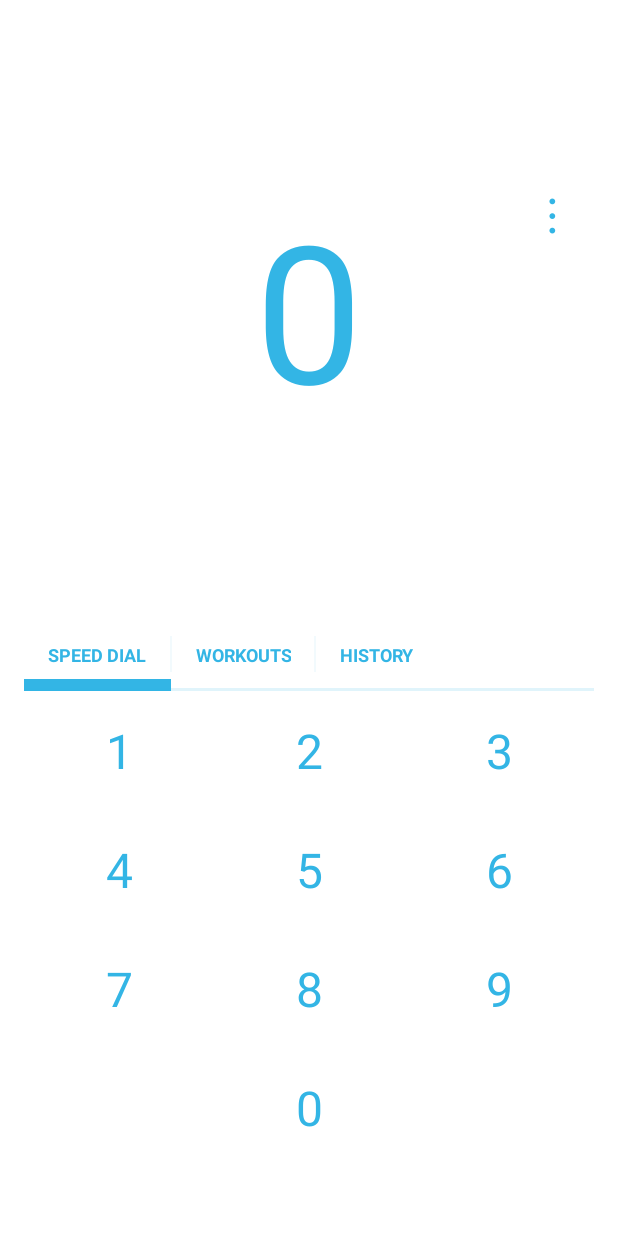
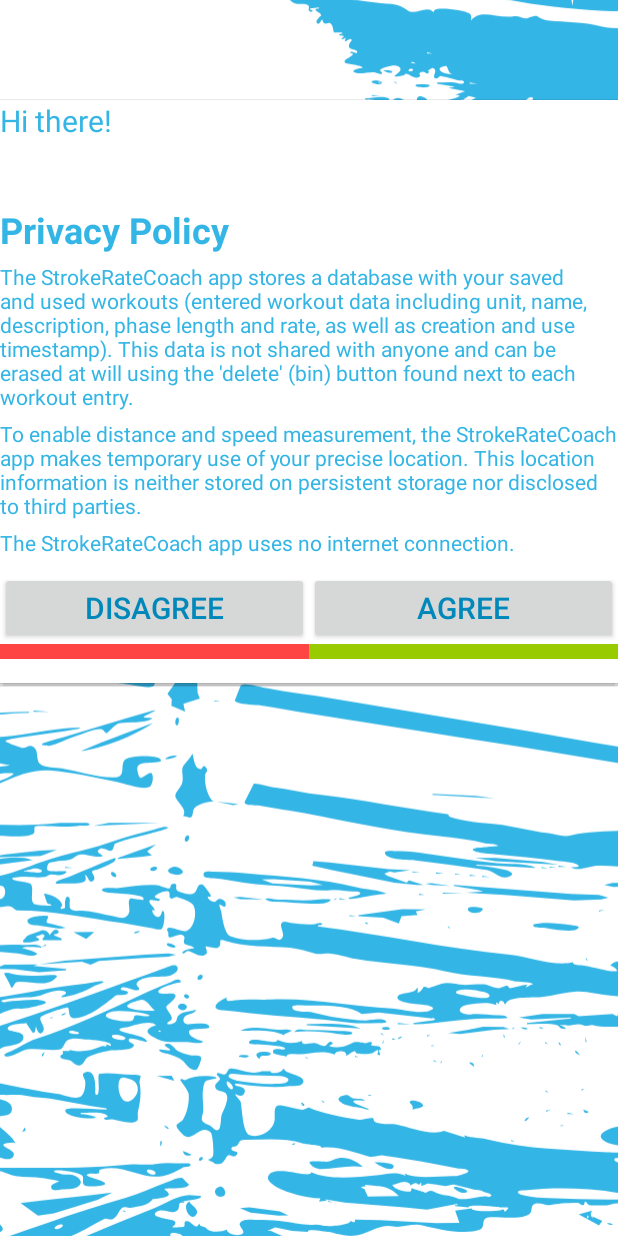
Before and after one commit to batyanko/stroke-rate-coach, an Android app: the screen it shows after launch (WaveActivity), on a phone screen of 412 x 824 dp. Run offline under Robolectric (Android 15) with nearby library versions, the phone set to English and light mode, and no system bars; 3 statements that could not run were skipped.

Commit message:
Show privacy policy on welcome screen.

```diff
--- a/app/src/main/java/com/batyanko/strokeratecoach/WaveActivity.java
+++ b/app/src/main/java/com/batyanko/strokeratecoach/WaveActivity.java
@@ -26,6 +26,7 @@
 import android.os.Build;
 import android.os.Bundle;
 import android.preference.PreferenceManager;
+import android.support.annotation.NonNull;
 import android.support.constraint.ConstraintLayout;
 import android.support.constraint.ConstraintSet;
 import android.support.v4.app.ActivityCompat;
@@ -60,7 +61,6 @@
 import java.util.Timer;
 import java.util.TimerTask;
 
-import static android.content.res.Configuration.ORIENTATION_LANDSCAPE;
 import static android.content.res.Configuration.ORIENTATION_PORTRAIT;
 
 public class WaveActivity extends AppCompatActivity implements SharedPreferences.OnSharedPreferenceChangeListener, PopupMenu.OnMenuItemClickListener {
@@ -170,7 +170,7 @@
     private EditText speedLimitEditText;
     private TextView speedLimitTv500m;
     private View speedLimitPopupLayout;
-    private PopupWindow popupWindow;
+    private PopupWindow speedPopupWindow;
     private SwitchCompat speedLimitSwitch;
 
     private InputMethodManager imm;
@@ -228,7 +228,6 @@
         pref = PreferenceManager.getDefaultSharedPreferences(this);
         pref.registerOnSharedPreferenceChangeListener(this);
 
-        firstRunInit();
 
         spm = pref.getInt(SPM_SETTING, 0);
 
@@ -336,25 +335,25 @@
                 float density = WaveActivity.this.getResources().getDisplayMetrics().density;
                 speedLimitPopupLayout = inflater.inflate(R.layout.speed_limit_layout, null);
 
-                popupWindow = new PopupWindow(speedLimitPopupLayout, windowWidth, LinearLayout.LayoutParams.WRAP_CONTENT, true);
-                popupWindow.setBackgroundDrawable(
+                speedPopupWindow = new PopupWindow(speedLimitPopupLayout, windowWidth, LinearLayout.LayoutParams.WRAP_CONTENT, true);
+                speedPopupWindow.setBackgroundDrawable(
                         new ColorDrawable(pref.getInt(THEME_COLOR, getResources().getColor(R.color.backgroundLight))));
 
                 if (Build.VERSION.SDK_INT >= Build.VERSION_CODES.LOLLIPOP) {
-                    popupWindow.setElevation(100f);
+                    speedPopupWindow.setElevation(100f);
                 } else {
                     int backgroundColor = (pref.getBoolean(THEME, THEME_LIGHT)) ?
                             getResources().getColor(R.color.backgroundLight)
                             :
                             getResources().getColor(R.color.backgroundDark);
-                    popupWindow.setBackgroundDrawable(
+                    speedPopupWindow.setBackgroundDrawable(
                             new ColorDrawable(backgroundColor)
                     );
                 }
 
 
-                popupWindow.showAsDropDown(speedLimitView);
-                popupWindow.showAtLocation(speedLimitPopupLayout, Gravity.CENTER, 0, (int) density * 100);
+                speedPopupWindow.showAsDropDown(speedLimitView);
+                speedPopupWindow.showAtLocation(speedLimitPopupLayout, Gravity.CENTER, 0, (int) density * 100);
 
                 speedLimitTv500m = speedLimitPopupLayout.findViewById(R.id.speed_limit_tv_500m);
                 int speedLimit = pref.getInt(SPEED_LIMIT, 0);
@@ -368,7 +367,7 @@
                     public boolean onEditorAction(TextView textView, int actionId, KeyEvent keyEvent) {
                         if (actionId == EditorInfo.IME_ACTION_DONE) {
                             updateSpeedLimitPref();
-                            popupWindow.dismiss();
+                            speedPopupWindow.dismiss();
                             return true;
                         }
                         return false;
@@ -391,7 +390,7 @@
 //
 //                    @Override
 //                    public void onFocusChange(View view, boolean b) {
-//                        popupWindow.setSoftInputMode(WindowManager.LayoutParams.SOFT_INPUT_STATE_ALWAYS_VISIBLE);
+//                        speedPopupWindow.setSoftInputMode(WindowManager.LayoutParams.SOFT_INPUT_STATE_ALWAYS_VISIBLE);
 //                    }
 //                });
                 final Button setLimit = speedLimitPopupLayout.findViewById(R.id
@@ -410,7 +409,7 @@
                     @Override
                     public void onClick(View view) {
                         updateSpeedLimitPref();
-                        popupWindow.dismiss();
+                        speedPopupWindow.dismiss();
                     }
                 });
 
@@ -459,7 +458,7 @@
 //                saveAndExit.setOnClickListener(new View.OnClickListener() {
 //                    @Override
 //                    public void onClick(View view) {
-//                        popupWindow.dismiss();
+//                        speedPopupWindow.dismiss();
 //                    }
 //                });
             }
@@ -496,17 +495,6 @@
 //            Log.d("Statusbar Height!!!: ", "" + statusbarHeight);
         }
 
-        PackageManager manager = getPackageManager();
-        int permission = manager.checkPermission("android.permission.ACCESS_FINE_LOCATION",
-                "com.batyanko.strokeratecoach");
-        boolean hasPermission = (permission == PackageManager.PERMISSION_GRANTED);
-//
-        if (!hasPermission) {
-            ActivityCompat.requestPermissions(this,
-                    new String[]{"android.permission.ACCESS_FINE_LOCATION"}, MY_LOCATION_PERMISSION);
-        }
-
-
         countdownView = findViewById(R.id.countdown_image_view);
 //        countdownView.setVisibility((View.INVISIBLE));
 
@@ -537,9 +525,9 @@
         //Bind to service if already running (in case of screen rotation / onDestroy)
 
         updateSpeedLimitView(pref.getBoolean(SPEED_LIMIT_SWITCH, false));
+        firstRunInit();
         flushGUI();
-
-        animateSplash(3000);
+        animateSplash(1500);
     }
 
     @Override
@@ -555,7 +543,7 @@
         onThemeChange(pref);
 
         if (!countdownBeingAnimated) {
-            animateSplash(1200);
+            animateSplash(1000);
         }
 
         if (pref.getInt(OPERATION_SETTING, WORKOUT_STOP) == WORKOUT_INTERVAL) {
@@ -947,10 +935,10 @@
 
     private void updateSpeedSwitchGUI(boolean isOn) {
         if (isOn) {
-            speedLimitSwitch.setBackgroundResource(R.drawable.ic_rectangle);
+            speedLimitSwitch.setBackgroundResource(R.color.blueAppColor);
             speedLimitSwitch.setTextColor(getResources().getColor(android.R.color.white));
         } else {
-            speedLimitSwitch.setBackgroundResource(R.drawable.ic_rectangle2);
+            speedLimitSwitch.setBackgroundResource(R.color.greyLight);
             speedLimitSwitch.setTextColor(getResources().getColor(R.color.grey));
         }
     }
@@ -1026,8 +1014,14 @@
     }
 
     private void animateSplash(long duration) {
+
+        //first run splash handled at firstRunInit()
+        if (pref.getBoolean(FIRST_RUN, true)) return;
+
         if (Build.VERSION.SDK_INT >= Build.VERSION_CODES.JELLY_BEAN) {
             countdownView.setVisibility(View.VISIBLE);
+            countdownView.setAlpha(1f);
+            countdownView.bringToFront();
 
             countdownBeingAnimated = true;
             countdownView.animate().alpha(0f).setDuration(duration).withEndAction(
@@ -1174,9 +1168,78 @@
     private void firstRunInit() {
         if (pref.getBoolean(FIRST_RUN, true)) {
 
+            final LayoutInflater inflater = (LayoutInflater) WaveActivity.this.getSystemService(Context.LAYOUT_INFLATER_SERVICE);
+            final float density = WaveActivity.this.getResources().getDisplayMetrics().density;
+            View welcomeLayout = inflater.inflate(R.layout.welcome_layout, null);
+
+            final PopupWindow welcomePopupWindow = new PopupWindow(welcomeLayout, windowWidth, LinearLayout.LayoutParams.WRAP_CONTENT, true);
+            welcomePopupWindow.setBackgroundDrawable(
+                    new ColorDrawable(pref.getInt(THEME_COLOR, getResources().getColor(R.color.backgroundLight))));
+
+            if (Build.VERSION.SDK_INT >= Build.VERSION_CODES.LOLLIPOP) {
+                welcomePopupWindow.setElevation(100f);
+            } else {
+                int backgroundColor = (pref.getBoolean(THEME, THEME_LIGHT)) ?
+                        getResources().getColor(R.color.backgroundLight)
+                        :
+                        getResources().getColor(R.color.backgroundDark);
+                welcomePopupWindow.setBackgroundDrawable(
+                        new ColorDrawable(backgroundColor)
+                );
+            }
+
+            findViewById(R.id.activity_wave).post(new Runnable() {
+                @Override
+                public void run() {
+                    countdownView.setAlpha(1f);
+                    countdownView.setVisibility(View.VISIBLE);
+                    welcomePopupWindow.showAtLocation(menuTextView, Gravity.CENTER, 0, 100);
+                }
+            });
+
+            Button agreeButton = welcomeLayout.findViewById(R.id.button_agree);
+            Button disagreeButton = welcomeLayout.findViewById(R.id.button_disagree);
+            agreeButton.setOnClickListener(new View.OnClickListener() {
+                @Override
+                public void onClick(View view) {
+                    pref.edit().putBoolean(FIRST_RUN, false).apply();
+                    welcomePopupWindow.dismiss();
+                    animateSplash(3000);
+//                    requestLocation();
+                }
+            });
+            disagreeButton.setOnClickListener(new View.OnClickListener() {
+                @Override
+                public void onClick(View view) {
+                    pref.edit().putBoolean(FIRST_RUN, true).apply();
+                    welcomePopupWindow.dismiss();
+                }
+            });
+
+            welcomePopupWindow.setOnDismissListener(new PopupWindow.OnDismissListener() {
+                @Override
+                public void onDismiss() {
+                    if (pref.getBoolean(FIRST_RUN, true)) {
+                        if (Build.VERSION.SDK_INT >= Build.VERSION_CODES.JELLY_BEAN) {
+                            WaveActivity.this.finishAffinity();
+                        } else {
+                            WaveActivity.this.finish();
+                        }
+                    }
+                }
+            });
+
             pref.edit().putInt(WaveActivity.OPERATION_SETTING, WORKOUT_STOP).apply();
             PreferenceManager.setDefaultValues(this, R.xml.preferences, false);
-            pref.edit().putBoolean(FIRST_RUN, false).apply();
         }
     }
+
+
+    @Override
+    public void onRequestPermissionsResult(int requestCode, @NonNull String[] permissions, @NonNull int[] grantResults) {
+//        Boolean bool = pref.getBoolean(WaveActivity.SWITCH_SETTING, true);
+//        pref.edit().putBoolean(WaveActivity.SWITCH_SETTING, !bool).apply();
+        slideFragment.startBeeper();
+        super.onRequestPermissionsResult(requestCode, permissions, grantResults);
+    }
 }
--- a/app/src/main/java/com/batyanko/strokeratecoach/sync/BeeperService.java
+++ b/app/src/main/java/com/batyanko/strokeratecoach/sync/BeeperService.java
@@ -20,13 +20,11 @@
  * Created by batyanko on 9/4/17.
  */
 
-import android.app.Activity;
 import android.content.Intent;
 import android.location.LocationManager;
 import android.os.Binder;
 import android.os.IBinder;
 import android.support.annotation.Nullable;
-import android.util.Log;
 
 import com.batyanko.strokeratecoach.Utils.NotificationUtils;
 
--- a/app/src/main/java/com/batyanko/strokeratecoach/sync/BeeperServiceUtils.java
+++ b/app/src/main/java/com/batyanko/strokeratecoach/sync/BeeperServiceUtils.java
@@ -20,9 +20,7 @@
 import android.content.Context;
 import android.content.Intent;
 import android.content.ServiceConnection;
-import android.os.Build;
 import android.os.IBinder;
-import android.util.Log;
 
 /**
  * Created by batyanko on 10/19/17.
--- a/app/src/main/java/com/batyanko/strokeratecoach/sync/BeeperTasks.java
+++ b/app/src/main/java/com/batyanko/strokeratecoach/sync/BeeperTasks.java
@@ -28,6 +28,7 @@
 import android.os.Bundle;
 import android.os.SystemClock;
 import android.preference.PreferenceManager;
+import android.support.v4.app.ActivityCompat;
 
 import com.batyanko.strokeratecoach.Speed.CLocation;
 import com.batyanko.strokeratecoach.Speed.IBaseGpsListener;
--- a/app/src/main/res/drawable-land/ic_splash.xml
+++ b/app/src/main/res/drawable-land/ic_splash.xml
@@ -1,4 +1,4 @@
-<vector xmlns:android="http://schemas.android.com/apk/res/android"
+    <vector xmlns:android="http://schemas.android.com/apk/res/android"
         android:width="1501dp"
         android:height="848dp"
         android:viewportWidth="1501.0"
--- a/app/src/main/res/layout-land/activity_wave.xml
+++ b/app/src/main/res/layout-land/activity_wave.xml
@@ -228,7 +228,7 @@
                 android:onClick="onSpmClicked"
                 android:text="@string/initial_spm"
                 android:textAlignment="center"
-                android:textSize="128sp" />
+                android:textSize="@dimen/spm_text_view_size" />
 
             <TextView
                 android:id="@+id/menu_image_view"
--- a/app/src/main/res/layout/activity_wave.xml
+++ b/app/src/main/res/layout/activity_wave.xml
@@ -242,7 +242,7 @@
         android:text="@string/initial_spm"
         android:textAlignment="center"
         android:gravity="center_horizontal"
-        android:textSize="128sp"
+        android:textSize="@dimen/spm_text_view_size"
         app:layout_constraintLeft_toLeftOf="parent"
         app:layout_constraintRight_toRightOf="parent"
         app:layout_constraintTop_toBottomOf="@+id/speed_strip" />
--- a/app/src/main/res/layout/speed_limit_layout.xml
+++ b/app/src/main/res/layout/speed_limit_layout.xml
@@ -17,10 +17,13 @@
         android:id="@+id/speed_limit_switch"
         android:layout_width="match_parent"
         android:layout_height="wrap_content"
-        android:background="@drawable/ic_rectangle"
+        android:background="@color/blueAppColor"
         android:text="@string/minimum_speed_warning"
+        android:textSize="16dp"
         android:paddingLeft="20dp"
         android:paddingRight="20dp"
+        android:paddingBottom="10dp"
+        android:paddingTop="10dp"
         android:layout_marginLeft="-3dp"
         />
 
--- /dev/null
+++ b/app/src/main/res/layout/welcome_layout.xml
@@ -0,0 +1,116 @@
+<?xml version="1.0" encoding="utf-8"?>
+<ScrollView
+    xmlns:android="http://schemas.android.com/apk/res/android"
+    android:layout_width="match_parent"
+    android:layout_height="match_parent"
+    android:orientation="vertical"
+>
+    <LinearLayout xmlns:android="http://schemas.android.com/apk/res/android"
+        android:id="@+id/welcome_layout"
+        android:layout_width="match_parent"
+        android:layout_height="wrap_content"
+        android:orientation="vertical"
+        >
+        <TextView
+            android:layout_width="match_parent"
+            android:layout_height="wrap_content"
+            android:textSize="@dimen/help_text_size_medium"
+            android:text="@string/welcome_text1"
+            android:autoLink="web"
+            android:paddingBottom="5dp"
+            />
+        <TextView
+            android:layout_width="match_parent"
+            android:layout_height="wrap_content"
+            android:textSize="@dimen/help_text_size_medium"
+            android:text="@string/welcome_text2"
+            android:autoLink="web"
+            android:paddingBottom="10dp"
+            />
+
+        <TextView
+            android:layout_width="match_parent"
+            android:layout_height="wrap_content"
+            android:textSize="@dimen/help_text_size_big"
+            android:text="@string/help_privacy1"
+            android:textStyle="bold"
+            android:paddingBottom="5dp"
+            />
+
+        <TextView
+            android:layout_width="match_parent"
+            android:layout_height="wrap_content"
+            android:textSize="@dimen/help_text_size_small"
+            android:text="@string/help_privacy2"
+            android:paddingBottom="5dp"
+            />
+
+        <TextView
+            android:layout_width="match_parent"
+            android:layout_height="wrap_content"
+            android:textSize="@dimen/help_text_size_small"
+            android:text="@string/help_privacy3"
+            android:paddingBottom="5dp"
+            />
+
+        <TextView
+            android:layout_width="match_parent"
+            android:layout_height="wrap_content"
+            android:textSize="@dimen/help_text_size_small"
+            android:text="@string/help_privacy4"
+            android:paddingBottom="10dp"
+            />
+        <LinearLayout
+            android:layout_width="match_parent"
+            android:layout_height="wrap_content"
+            android:orientation="horizontal"
+            android:layout_marginBottom="@dimen/activity_horizontal_margin"
+            >
+            <LinearLayout
+                android:layout_height="wrap_content"
+                android:layout_width="0dp"
+                android:layout_weight="1"
+                android:orientation="vertical"
+                >
+                <Button
+                    android:id="@+id/button_disagree"
+                    android:layout_height="wrap_content"
+                    android:layout_width="match_parent"
+                    android:textColor="#ff0088bb"
+                    android:textSize="@dimen/help_text_size_medium"
+                    android:text="@string/not_fine"
+                    />
+                <View
+                    android:layout_width="match_parent"
+                    android:layout_height="10dp"
+                    android:background="@android:color/holo_red_light"
+                    />
+
+            </LinearLayout>
+            <LinearLayout
+                android:layout_height="wrap_content"
+                android:layout_width="0dp"
+                android:layout_weight="1"
+                android:orientation="vertical"
+                >
+                <Button
+                    android:id="@+id/button_agree"
+                    android:layout_height="wrap_content"
+                    android:layout_width="match_parent"
+                    android:textColor="#ff0088bb"
+                    android:textSize="@dimen/help_text_size_medium"
+                    android:text="@string/agree"
+                    />
+                <View
+                    android:layout_width="match_parent"
+                    android:layout_height="10dp"
+                    android:background="@android:color/holo_green_light"
+                    />
+            </LinearLayout>
+
+
+
+        </LinearLayout>
+
+    </LinearLayout>
+</ScrollView>
--- a/app/src/main/res/values-w820dp/dimens.xml
+++ b/app/src/main/res/values-w820dp/dimens.xml
@@ -3,4 +3,5 @@
          (such as screen margins) for screens with more than 820dp of available width. This
          would include 7" and 10" devices in landscape (~960dp and ~1280dp respectively). -->
     <dimen name="activity_horizontal_margin">64dp</dimen>
+    <dimen name="spm_text_view_size">256sp</dimen>
 </resources>
--- a/app/src/main/res/values/colors.xml
+++ b/app/src/main/res/values/colors.xml
@@ -7,6 +7,7 @@
     <color name="normalButtonColor">#0000FF</color>
     <color name="activeButtonColor">#ffffff</color>
     <color name="grey">#888888</color>
+    <color name="greyLight">#bbbbbb</color>
 
     <color name="backgroundDark">#303030</color>
     <color name="backgroundLight">#ffffff</color>
--- a/app/src/main/res/values/dimens.xml
+++ b/app/src/main/res/values/dimens.xml
@@ -5,8 +5,8 @@
     <dimen name="speed_strip_height">50dp</dimen>
     <dimen name="speed_strip_text_size">20sp</dimen>
     <dimen name="help_text_size_big">24sp</dimen>
-    <dimen name="help_text_size_middle">20sp</dimen>
+    <dimen name="help_text_size_medium">20sp</dimen>
     <dimen name="help_text_size_small">14sp</dimen>
-
+    <dimen name="spm_text_view_size">128sp</dimen>
 
 </resources>
--- a/app/src/main/res/values/strings.xml
+++ b/app/src/main/res/values/strings.xml
@@ -82,7 +82,8 @@
     <string name="help_how_to_simple_beep2">Go to \'SPEED DIAL\' and enter desired SPM. The beeping starts automatically upon dialing the second digit. Supported SPM rates from 10 to 99.
     </string>
     <string name="help_how_to_preset1">- Preset workout</string>
-    <string name="help_how_to_preset2">Go to \'WORKOUTS\' or \'HISTORY\' and tap the \'PLAY\' button of the desired workout.</string>
+    <string name="help_how_to_preset2">Go to \'WORKOUTS\' or \'HISTORY\' and tap the \'PLAY\' button of the desired workout.
+        Hint: distance is measured at a straight line from the phase/leg start point - may be unsuitable for tracks with turns.</string>
     <string name="help_how_to_speed1">- Speed monitor &amp; control</string>
     <string name="help_how_to_speed2">While the beeper is running, two readings are visible in the upper part of the screen:</string>
     <string name="help_how_to_speed3">\'Speed\' shows your current speed, based on the distance covered for the last few GPS fixes (10 by default).</string>
@@ -117,4 +118,8 @@
     <string name="help_privacy4"> The StrokeRateCoach app uses no internet connection.</string>
     <string name="about_title">About</string>
     <string name="main_notification_channel_name">Primary</string>
+    <string name="welcome_text1">Hi there!</string>
+    <string name="welcome_text2">" "</string>
+    <string name="agree">Agree</string>
+    <string name="not_fine">Disagree</string>
 </resources>
```
Also changed, not shown: app/src/main/java/com/batyanko/strokeratecoach/Fragments/SlideFragment.java (+29 -4 lines), 3 other files.
